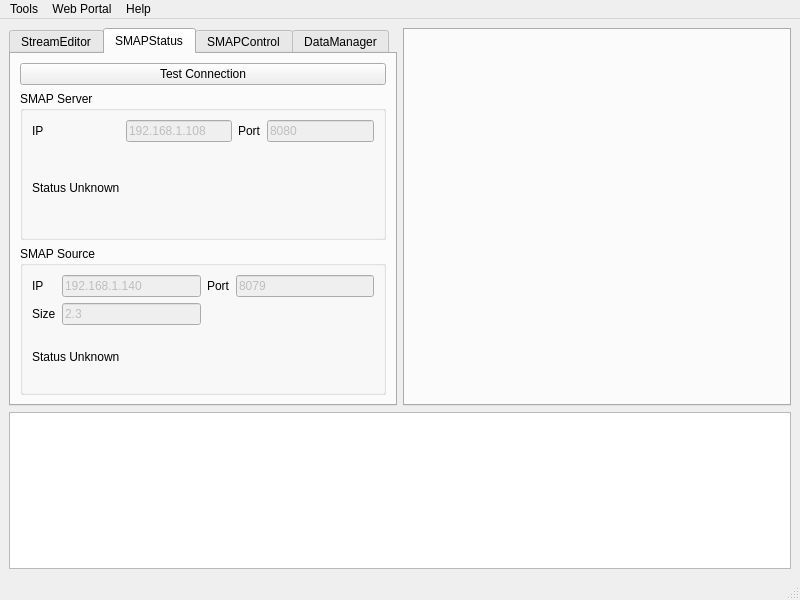
First picture: the form in gui/ui/weatherclientmain.ui, repository yshao/weathergit, before the edit.
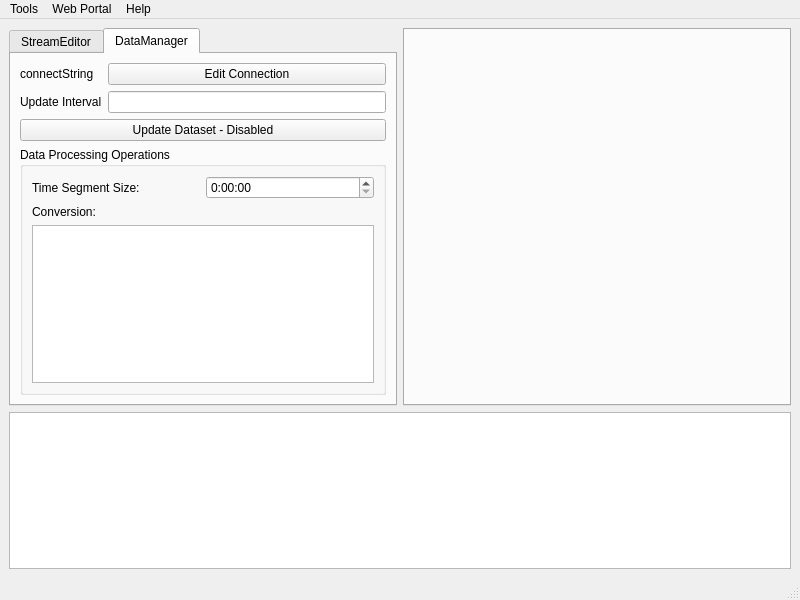
Second picture: the form after the edit. The open tabs and pages were chosen to show the change.

```diff
--- a/gui/ui/weatherclientmain.ui
+++ b/gui/ui/weatherclientmain.ui
@@ -67,196 +67,6 @@
        <zorder>pushButton</zorder>
        <zorder>pushButton_2</zorder>
       </widget>
-      <widget class="QWidget" name="tab_3">
-       <attribute name="title">
-        <string>SMAPStatus</string>
-       </attribute>
-       <layout class="QGridLayout" name="gridLayout_5">
-        <item row="2" column="0">
-         <widget class="QGroupBox" name="cSMAPSource">
-          <property name="title">
-           <string>SMAP Source</string>
-          </property>
-          <layout class="QGridLayout" name="gridLayout_6">
-           <item row="0" column="2">
-            <widget class="QLineEdit" name="outSMAPHost">
-             <property name="enabled">
-              <bool>false</bool>
-             </property>
-             <property name="text">
-              <string>192.168.1.140</string>
-             </property>
-            </widget>
-           </item>
-           <item row="0" column="4">
-            <widget class="QLineEdit" name="outSMAPPort">
-             <property name="enabled">
-              <bool>false</bool>
-             </property>
-             <property name="text">
-              <string>8079</string>
-             </property>
-            </widget>
-           </item>
-           <item row="0" column="3">
-            <widget class="QLabel" name="label_10">
-             <property name="text">
-              <string>Port</string>
-             </property>
-            </widget>
-           </item>
-           <item row="0" column="1">
-            <widget class="QLabel" name="label_9">
-             <property name="text">
-              <string>IP</string>
-             </property>
-            </widget>
-           </item>
-           <item row="3" column="1" colspan="2">
-            <widget class="QLabel" name="label_11">
-             <property name="text">
-              <string>Status Unknown</string>
-             </property>
-            </widget>
-           </item>
-           <item row="1" column="2">
-            <widget class="QLineEdit" name="outSourceSize">
-             <property name="enabled">
-              <bool>false</bool>
-             </property>
-             <property name="text">
-              <string>2.3</string>
-             </property>
-             <property name="readOnly">
-              <bool>false</bool>
-             </property>
-            </widget>
-           </item>
-           <item row="1" column="1">
-            <widget class="QLabel" name="label_12">
-             <property name="text">
-              <string>Size</string>
-             </property>
-            </widget>
-           </item>
-          </layout>
-         </widget>
-        </item>
-        <item row="1" column="0">
-         <widget class="QGroupBox" name="cSMAPServer">
-          <property name="title">
-           <string>SMAP Server</string>
-          </property>
-          <layout class="QGridLayout" name="gridLayout_3">
-           <item row="0" column="0">
-            <widget class="QLabel" name="label">
-             <property name="text">
-              <string>IP</string>
-             </property>
-            </widget>
-           </item>
-           <item row="0" column="3">
-            <widget class="QLineEdit" name="outPort">
-             <property name="enabled">
-              <bool>false</bool>
-             </property>
-             <property name="text">
-              <string>8080</string>
-             </property>
-            </widget>
-           </item>
-           <item row="0" column="2">
-            <widget class="QLabel" name="label_2">
-             <property name="text">
-              <string>Port</string>
-             </property>
-            </widget>
-           </item>
-           <item row="0" column="1">
-            <widget class="QLineEdit" name="outHost">
-             <property name="enabled">
-              <bool>false</bool>
-             </property>
-             <property name="text">
-              <string>192.168.1.108</string>
-             </property>
-            </widget>
-           </item>
-           <item row="3" column="0">
-            <widget class="QLabel" name="outSMAPStatus">
-             <property name="text">
-              <string>Status Unknown</string>
-             </property>
-            </widget>
-           </item>
-          </layout>
-         </widget>
-        </item>
-        <item row="0" column="0">
-         <widget class="QPushButton" name="inTestConnection">
-          <property name="text">
-           <string>Test Connection</string>
-          </property>
-         </widget>
-        </item>
-       </layout>
-      </widget>
-      <widget class="QWidget" name="tab_2">
-       <attribute name="title">
-        <string>SMAPControl</string>
-       </attribute>
-       <layout class="QGridLayout" name="gridLayout_4">
-        <item row="2" column="0" colspan="3">
-         <widget class="QLineEdit" name="inCmdLine"/>
-        </item>
-        <item row="2" column="3">
-         <widget class="QPushButton" name="inCmdSend_2">
-          <property name="text">
-           <string>Send</string>
-          </property>
-         </widget>
-        </item>
-        <item row="0" column="0">
-         <widget class="QLabel" name="label_8">
-          <property name="text">
-           <string>Command</string>
-          </property>
-         </widget>
-        </item>
-        <item row="0" column="1" colspan="3">
-         <widget class="QComboBox" name="inCmdSel">
-          <item>
-           <property name="text">
-            <string>Power Reset</string>
-           </property>
-          </item>
-          <item>
-           <property name="text">
-            <string>Download Raw Data</string>
-           </property>
-          </item>
-          <item>
-           <property name="text">
-            <string>Get System Status</string>
-           </property>
-          </item>
-          <item>
-           <property name="text">
-            <string>Update System Config</string>
-           </property>
-          </item>
-          <item>
-           <property name="text">
-            <string>New Item</string>
-           </property>
-          </item>
-         </widget>
-        </item>
-        <item row="3" column="0" colspan="4">
-         <widget class="QTextBrowser" name="outCmdResult"/>
-        </item>
-       </layout>
-      </widget>
       <widget class="QWidget" name="tab_4">
        <attribute name="title">
         <string>DataManager</string>
```
Left out of the diff: 38 changed lines with no effect on the pictures.
